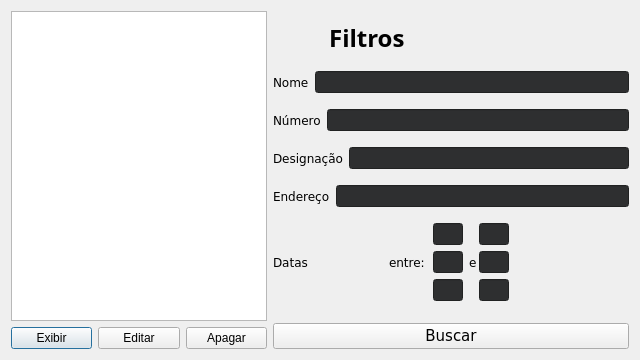
The window that bin/edit.ui (NBrcS/Payroll-System) describes before a commit, drawn with Qt 5.
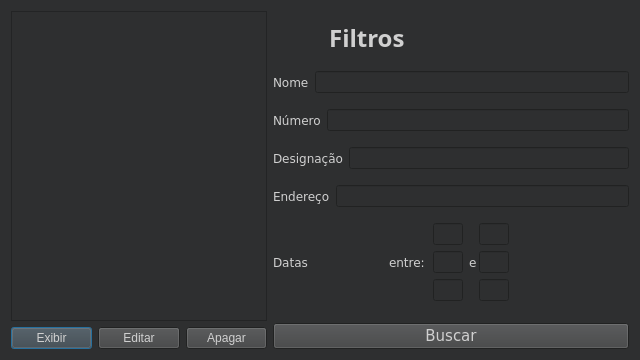
The same window after the commit.

The edit to the form file:
```diff
--- a/bin/edit.ui
+++ b/bin/edit.ui
@@ -30,9 +30,417 @@
   </property>
   <property name="palette">
    <palette>
-    <active/>
-    <inactive/>
-    <disabled/>
+    <active>
+     <colorrole role="WindowText">
+      <brush brushstyle="SolidPattern">
+       <color alpha="255">
+        <red>255</red>
+        <green>255</green>
+        <blue>255</blue>
+       </color>
+      </brush>
+     </colorrole>
+     <colorrole role="Button">
+      <brush brushstyle="SolidPattern">
+       <color alpha="255">
+        <red>85</red>
+        <green>85</green>
+        <blue>127</blue>
+       </color>
+      </brush>
+     </colorrole>
+     <colorrole role="Light">
+      <brush brushstyle="SolidPattern">
+       <color alpha="255">
+        <red>127</red>
+        <green>127</green>
+        <blue>190</blue>
+       </color>
+      </brush>
+     </colorrole>
+     <colorrole role="Midlight">
+      <brush brushstyle="SolidPattern">
+       <color alpha="255">
+        <red>106</red>
+        <green>106</green>
+        <blue>158</blue>
+       </color>
+      </brush>
+     </colorrole>
+     <colorrole role="Dark">
+      <brush brushstyle="SolidPattern">
+       <color alpha="255">
+        <red>42</red>
+        <green>42</green>
+        <blue>63</blue>
+       </color>
+      </brush>
+     </colorrole>
+     <colorrole role="Mid">
+      <brush brushstyle="SolidPattern">
+       <color alpha="255">
+        <red>57</red>
+        <green>57</green>
+        <blue>85</blue>
+       </color>
+      </brush>
+     </colorrole>
+     <colorrole role="Text">
+      <brush brushstyle="SolidPattern">
+       <color alpha="255">
+        <red>255</red>
+        <green>255</green>
+        <blue>255</blue>
+       </color>
+      </brush>
+     </colorrole>
+     <colorrole role="BrightText">
+      <brush brushstyle="SolidPattern">
+       <color alpha="255">
+        <red>255</red>
+        <green>255</green>
+        <blue>255</blue>
+       </color>
+      </brush>
+     </colorrole>
+     <colorrole role="ButtonText">
+      <brush brushstyle="SolidPattern">
+       <color alpha="255">
+        <red>0</red>
+        <green>0</green>
+        <blue>0</blue>
+       </color>
+      </brush>
+     </colorrole>
+     <colorrole role="Base">
+      <brush brushstyle="SolidPattern">
+       <color alpha="255">
+        <red>0</red>
+        <green>0</green>
+        <blue>0</blue>
+       </color>
+      </brush>
+     </colorrole>
+     <colorrole role="Window">
+      <brush brushstyle="SolidPattern">
+       <color alpha="255">
+        <red>35</red>
+        <green>35</green>
+        <blue>52</blue>
+       </color>
+      </brush>
+     </colorrole>
+     <colorrole role="Shadow">
+      <brush brushstyle="SolidPattern">
+       <color alpha="255">
+        <red>0</red>
+        <green>0</green>
+        <blue>0</blue>
+       </color>
+      </brush>
+     </colorrole>
+     <colorrole role="AlternateBase">
+      <brush brushstyle="SolidPattern">
+       <color alpha="255">
+        <red>42</red>
+        <green>42</green>
+        <blue>63</blue>
+       </color>
+      </brush>
+     </colorrole>
+     <colorrole role="ToolTipBase">
+      <brush brushstyle="SolidPattern">
+       <color alpha="255">
+        <red>255</red>
+        <green>255</green>
+        <blue>220</blue>
+       </color>
+      </brush>
+     </colorrole>
+     <colorrole role="ToolTipText">
+      <brush brushstyle="SolidPattern">
+       <color alpha="255">
+        <red>0</red>
+        <green>0</green>
+        <blue>0</blue>
+       </color>
+      </brush>
+     </colorrole>
+    </active>
+    <inactive>
+     <colorrole role="WindowText">
+      <brush brushstyle="SolidPattern">
+       <color alpha="255">
+        <red>208</red>
+        <green>208</green>
+        <blue>208</blue>
+       </color>
+      </brush>
+     </colorrole>
+     <colorrole role="Button">
+      <brush brushstyle="SolidPattern">
+       <color alpha="255">
+        <red>64</red>
+        <green>65</green>
+        <blue>66</blue>
+       </color>
+      </brush>
+     </colorrole>
+     <colorrole role="Light">
+      <brush brushstyle="SolidPattern">
+       <color alpha="255">
+        <red>255</red>
+        <green>255</green>
+        <blue>255</blue>
+       </color>
+      </brush>
+     </colorrole>
+     <colorrole role="Midlight">
+      <brush brushstyle="SolidPattern">
+       <color alpha="255">
+        <red>227</red>
+        <green>227</green>
+        <blue>227</blue>
+       </color>
+      </brush>
+     </colorrole>
+     <colorrole role="Dark">
+      <brush brushstyle="SolidPattern">
+       <color alpha="255">
+        <red>64</red>
+        <green>65</green>
+        <blue>66</blue>
+       </color>
+      </brush>
+     </colorrole>
+     <colorrole role="Mid">
+      <brush brushstyle="SolidPattern">
+       <color alpha="255">
+        <red>160</red>
+        <green>160</green>
+        <blue>160</blue>
+       </color>
+      </brush>
+     </colorrole>
+     <colorrole role="Text">
+      <brush brushstyle="SolidPattern">
+       <color alpha="255">
+        <red>208</red>
+        <green>208</green>
+        <blue>208</blue>
+       </color>
+      </brush>
+     </colorrole>
+     <colorrole role="BrightText">
+      <brush brushstyle="SolidPattern">
+       <color alpha="255">
+        <red>255</red>
+        <green>51</green>
+        <blue>51</blue>
+       </color>
+      </brush>
+     </colorrole>
+     <colorrole role="ButtonText">
+      <brush brushstyle="SolidPattern">
+       <color alpha="255">
+        <red>208</red>
+        <green>208</green>
+        <blue>208</blue>
+       </color>
+      </brush>
+     </colorrole>
+     <colorrole role="Base">
+      <brush brushstyle="SolidPattern">
+       <color alpha="255">
+        <red>46</red>
+        <green>47</green>
+        <blue>48</blue>
+       </color>
+      </brush>
+     </colorrole>
+     <colorrole role="Window">
+      <brush brushstyle="SolidPattern">
+       <color alpha="255">
+        <red>46</red>
+        <green>47</green>
+        <blue>48</blue>
+       </color>
+      </brush>
+     </colorrole>
+     <colorrole role="Shadow">
+      <brush brushstyle="SolidPattern">
+       <color alpha="255">
+        <red>105</red>
+        <green>105</green>
+        <blue>105</blue>
+       </color>
+      </brush>
+     </colorrole>
+     <colorrole role="AlternateBase">
+      <brush brushstyle="SolidPattern">
+       <color alpha="255">
+        <red>53</red>
+        <green>54</green>
+        <blue>55</blue>
+       </color>
+      </brush>
+     </colorrole>
+     <colorrole role="ToolTipBase">
+      <brush brushstyle="SolidPattern">
+       <color alpha="255">
+        <red>64</red>
+        <green>65</green>
+        <blue>66</blue>
+       </color>
+      </brush>
+     </colorrole>
+     <colorrole role="ToolTipText">
+      <brush brushstyle="SolidPattern">
+       <color alpha="255">
+        <red>208</red>
+        <green>208</green>
+        <blue>208</blue>
+       </color>
+      </brush>
+     </colorrole>
+    </inactive>
+    <disabled>
+     <colorrole role="WindowText">
+      <brush brushstyle="SolidPattern">
+       <color alpha="255">
+        <red>42</red>
+        <green>42</green>
+        <blue>63</blue>
+       </color>
+      </brush>
+     </colorrole>
+     <colorrole role="Button">
+      <brush brushstyle="SolidPattern">
+       <color alpha="255">
+        <red>85</red>
+        <green>85</green>
+        <blue>127</blue>
+       </color>
+      </brush>
+     </colorrole>
+     <colorrole role="Light">
+      <brush brushstyle="SolidPattern">
+       <color alpha="255">
+        <red>127</red>
+        <green>127</green>
+        <blue>190</blue>
+       </color>
+      </brush>
+     </colorrole>
+     <colorrole role="Midlight">
+      <brush brushstyle="SolidPattern">
+       <color alpha="255">
+        <red>106</red>
+        <green>106</green>
+        <blue>158</blue>
+       </color>
+      </brush>
+     </colorrole>
+     <colorrole role="Dark">
+      <brush brushstyle="SolidPattern">
+       <color alpha="255">
+        <red>42</red>
+        <green>42</green>
+        <blue>63</blue>
+       </color>
+      </brush>
+     </colorrole>
+     <colorrole role="Mid">
+      <brush brushstyle="SolidPattern">
+       <color alpha="255">
+        <red>57</red>
+        <green>57</green>
+        <blue>85</blue>
+       </color>
+      </brush>
+     </colorrole>
+     <colorrole role="Text">
+      <brush brushstyle="SolidPattern">
+       <color alpha="255">
+        <red>42</red>
+        <green>42</green>
+        <blue>63</blue>
+       </color>
+      </brush>
+     </colorrole>
+     <colorrole role="BrightText">
+      <brush brushstyle="SolidPattern">
+       <color alpha="255">
+        <red>255</red>
+        <green>255</green>
+        <blue>255</blue>
+       </color>
+      </brush>
+     </colorrole>
+     <colorrole role="ButtonText">
+      <brush brushstyle="SolidPattern">
+       <color alpha="255">
+        <red>42</red>
+        <green>42</green>
+        <blue>63</blue>
+       </color>
+      </brush>
+     </colorrole>
+     <colorrole role="Base">
+      <brush brushstyle="SolidPattern">
+       <color alpha="255">
+        <red>35</red>
+        <green>35</green>
+        <blue>52</blue>
+       </color>
+      </brush>
+     </colorrole>
+     <colorrole role="Window">
+      <brush brushstyle="SolidPattern">
+       <color alpha="255">
+        <red>35</red>
+        <green>35</green>
+        <blue>52</blue>
+       </color>
+      </brush>
+     </colorrole>
+     <colorrole role="Shadow">
+      <brush brushstyle="SolidPattern">
+       <color alpha="255">
+        <red>0</red>
+        <green>0</green>
+        <blue>0</blue>
+       </color>
+      </brush>
+     </colorrole>
+     <colorrole role="AlternateBase">
+      <brush brushstyle="SolidPattern">
+       <color alpha="255">
+        <red>53</red>
+        <green>54</green>
+        <blue>55</blue>
+       </color>
+      </brush>
+     </colorrole>
+     <colorrole role="ToolTipBase">
+      <brush brushstyle="SolidPattern">
+       <color alpha="255">
+        <red>64</red>
+        <green>65</green>
+        <blue>66</blue>
+       </color>
+      </brush>
+     </colorrole>
+     <colorrole role="ToolTipText">
+      <brush brushstyle="SolidPattern">
+       <color alpha="255">
+        <red>208</red>
+        <green>208</green>
+        <blue>208</blue>
+       </color>
+      </brush>
+     </colorrole>
+    </disabled>
    </palette>
   </property>
   <property name="windowTitle">
```
